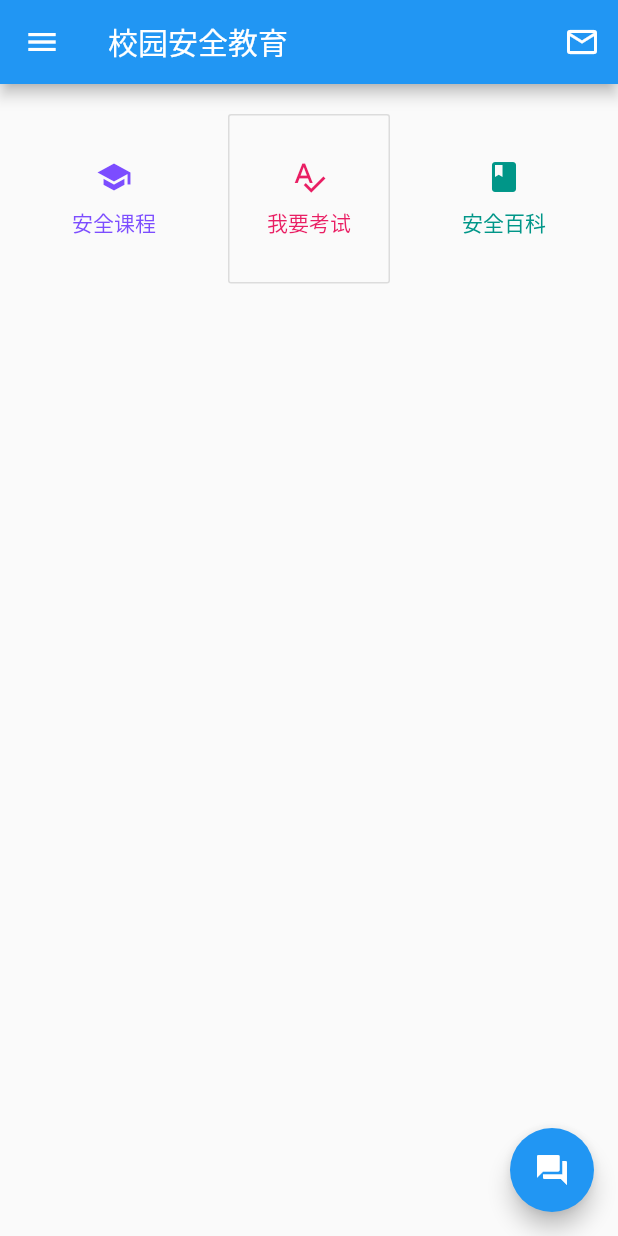
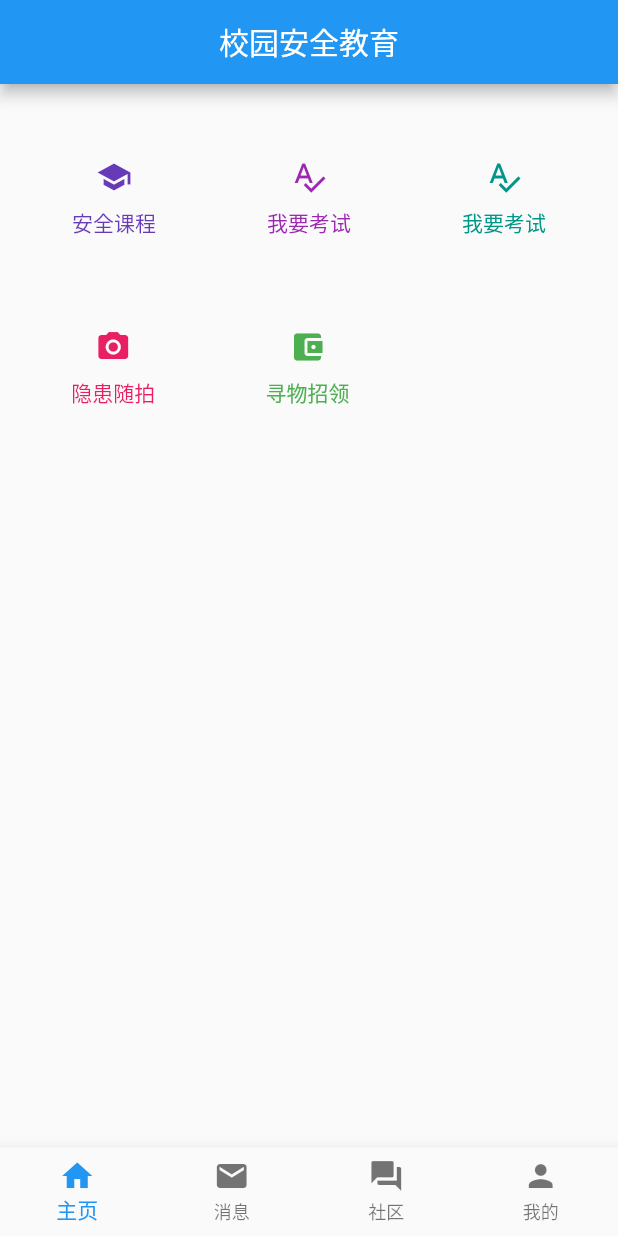
Before and after one commit to DongyunLee/campus_security_education, a Flutter app: the screen it shows after launch, on a phone screen of 412 x 824 dp. Run offline on Flutter 3.47's test engine with Material 2 defaults, Android fonts, the phone set to English and light mode, and no system bars.

Commit message:
初步实现了底部导航的页面跳转
TODO 需要改为直接跳转，而不是新打开一个View

```diff
--- /dev/null
+++ b/lib/common/bottom_bar.dart
@@ -0,0 +1,56 @@
+import 'package:flutter/material.dart';
+
+class BottomBar extends StatefulWidget {
+  final int index;
+
+  const BottomBar({Key key, this.index}) : super(key: key);
+
+  @override
+  State<StatefulWidget> createState() => _BottomBarState();
+}
+
+class _BottomBarState extends State<BottomBar> {
+  int _currentIndex = 0;
+
+  static const Map _index2Route = {
+    0: '/home',
+    1: '/msg',
+    2: '/community',
+    3: '/mine'
+  };
+
+  void _onItemTapped(int index) {
+    if (mounted) {
+      Navigator.of(context).pushNamed(_index2Route[index]);
+    }
+  }
+
+  @override
+  Widget build(BuildContext context) {
+    return BottomNavigationBar(
+      type: BottomNavigationBarType.fixed,
+      iconSize: 24.0,
+      onTap: _onItemTapped,
+      currentIndex: widget.index ?? _currentIndex,
+      fixedColor: Theme.of(context).accentColor,
+      items: <BottomNavigationBarItem>[
+        BottomNavigationBarItem(
+          icon: Icon(Icons.home),
+          title: Text('主页'),
+        ),
+        BottomNavigationBarItem(
+          icon: Icon(Icons.markunread),
+          title: Text('消息'),
+        ),
+        BottomNavigationBarItem(
+          icon: Icon(Icons.forum),
+          title: Text('社区'),
+        ),
+        BottomNavigationBarItem(
+          icon: Icon(Icons.person),
+          title: Text('我的'),
+        )
+      ],
+    );
+  }
+}
--- a/lib/home.dart
+++ b/lib/home.dart
@@ -1,3 +1,4 @@
+import 'package:campus_security_education/common/bottom_bar.dart';
 import 'package:campus_security_education/home/banner.dart';
 import 'package:campus_security_education/home/button_group.dart';
 import 'package:flutter/material.dart';
@@ -17,30 +18,11 @@ class _HomePageState extends State<HomePage>
   Widget build(BuildContext context) {
     return Scaffold(
       appBar: AppBar(
-        title: Text(widget.title),
-        actions: <Widget>[
-          IconButton(icon: Icon(Icons.mail_outline), onPressed: () {})
-        ],
+          centerTitle: true,
+          title: Text(widget.title)
       ),
-      floatingActionButton: FloatingActionButton(
-        onPressed: () {},
-        child: Icon(Icons.forum),
-        tooltip: '社区',
-        //backgroundColor: Colors.cyan,
-      ),
-      drawer: Drawer(
-        child: Column(
-          children: <Widget>[
-            const UserAccountsDrawerHeader(
-              accountName: Text('李东云'),
-              accountEmail: Text('li_dongyun@outlook.com'),
-              currentAccountPicture: CircleAvatar(
-                backgroundColor: Colors.pinkAccent,
-              ),
-              margin: EdgeInsets.zero,
-            )
-          ],
-        ),
+      bottomNavigationBar: BottomBar(
+        index: 0,
       ),
       body: Column(
         children: <Widget>[BannerView(), ButtonGroup()],
--- a/lib/home/button_group.dart
+++ b/lib/home/button_group.dart
@@ -1,10 +1,9 @@
-import 'package:campus_security_education/common/icon_n_text_button.dart';
+import 'package:campus_security_education/pack/icon_n_text_button.dart';
 import 'package:flutter/material.dart';
 
 class ButtonGroup extends StatelessWidget {
   @override
   Widget build(BuildContext context) {
-    // const border_color = Colors.limeAccent;
     return Column(
       children: <Widget>[
         SizedBox(
@@ -15,29 +14,49 @@ class ButtonGroup extends StatelessWidget {
           mainAxisSize: MainAxisSize.max,
           children: <Widget>[
             IconTextButton(
-              color: Colors.deepPurpleAccent,
-//              borderColor: border_color,
-              btnType: BtnType.flat,
               icon: Icon(Icons.school),
               label: Text('安全课程'),
+              color: Colors.deepPurple,
+              btnType: BtnType.flat,
               onPress: () {},
             ),
             IconTextButton(
-              color: Colors.pink,
-//              borderColor: border_color,
-              btnType: BtnType.outline,
               icon: Icon(Icons.spellcheck),
               label: Text('我要考试'),
+              color: Colors.purple,
+              btnType: BtnType.flat,
               onPress: () {},
             ),
             IconTextButton(
+              icon: Icon(Icons.spellcheck),
+              label: Text('我要考试'),
               color: Colors.teal,
-//              borderColor: border_color,
               btnType: BtnType.flat,
-              icon: Icon(Icons.book),
-              label: Text('安全百科'),
               onPress: () {},
             ),
+          ],
+        ),
+        Row(
+          mainAxisAlignment: MainAxisAlignment.spaceEvenly,
+          mainAxisSize: MainAxisSize.max,
+          children: <Widget>[
+            IconTextButton(
+              icon: Icon(Icons.camera_alt),
+              label: Text('隐患随拍'),
+              color: Colors.pink,
+              btnType: BtnType.flat,
+              onPress: () {},
+            ), IconTextButton(
+              icon: Icon(Icons.account_balance_wallet),
+              label: Text('寻物招领'),
+              color: Colors.green,
+              btnType: BtnType.flat,
+              onPress: () {},
+            ),
+            Container(
+              alignment: Alignment.center,
+              width: 110.0,
+            )
           ],
         )
       ],
--- a/lib/main.dart
+++ b/lib/main.dart
@@ -1,4 +1,7 @@
+import 'package:campus_security_education/community.dart';
 import 'package:campus_security_education/home.dart';
+import 'package:campus_security_education/mine.dart';
+import 'package:campus_security_education/msg.dart';
 import 'package:flutter/material.dart';
 
 void main() => runApp(MyApp());
@@ -13,6 +16,15 @@ class MyApp extends StatelessWidget {
         primarySwatch: Colors.blue,
       ),
       home: HomePage(title: '校园安全教育'),
+      routes: {
+        '/home': (BuildContext context) =>
+            HomePage(
+              title: '首页',
+            ),
+        '/msg': (BuildContext context) => Msg(),
+        '/community': (BuildContext context) => Community(),
+        '/mine': (BuildContext context) => Mine()
+      },
     );
   }
 }
--- a/lib/common/icon_n_text_button.dart
+++ b/lib/pack/icon_n_text_button.dart
@@ -29,7 +29,7 @@ class IconTextButton extends StatefulWidget {
   /// The text you will display under the icon
   /// 图标下的文字
   ///
-  final label;
+  final Text label;
 
   ///
   /// The size of whole button
@@ -57,6 +57,12 @@ class IconTextButton extends StatefulWidget {
 
   final Color borderColor;
 
+  ///
+  /// If you want the Ink Splash
+  /// 是否需要墨水溅射效果
+  ///
+  final bool splash;
+
   const IconTextButton(
       {Key key,
         @required this.icon,
@@ -66,7 +72,8 @@ class IconTextButton extends StatefulWidget {
       this.bgColor,
       this.btnType,
         @required this.onPress,
-        this.borderColor})
+        this.borderColor,
+        this.splash})
       : super(key: key);
 
   @override
@@ -80,6 +87,8 @@ class IconTextButton extends StatefulWidget {
 class _IconTextButtonState extends State<IconTextButton> {
   @override
   Widget build(BuildContext context) {
+    var splash = widget.splash ?? false;
+
     ///
     /// The detail of our button
     /// 按钮的内部实现
@@ -110,7 +119,7 @@ class _IconTextButtonState extends State<IconTextButton> {
           ),
           child: OutlineButton(
             child: wid,
-            splashColor: widget.color,
+            splashColor: splash ? widget.color : null,
             textColor: widget.color,
             borderSide: widget.borderColor != null
                 ? BorderSide(color: widget.borderColor)
@@ -122,7 +131,7 @@ class _IconTextButtonState extends State<IconTextButton> {
         return FlatButton(
           child: wid,
           textColor: widget.color,
-          splashColor: widget.color,
+          splashColor: splash ? widget.color : null,
           color: widget.bgColor,
           onPressed: widget.onPress,
         );
@@ -136,7 +145,7 @@ class _IconTextButtonState extends State<IconTextButton> {
             child: IconButton(
               icon: widget.icon,
               color: widget.color,
-              splashColor: widget.color,
+              splashColor: splash ? widget.color : null,
               tooltip: widget.label.data,
               onPressed: widget.onPress,
             ),
@@ -146,7 +155,7 @@ class _IconTextButtonState extends State<IconTextButton> {
         return RaisedButton(
           child: wid,
           textColor: widget.color,
-          splashColor: widget.color,
+          splashColor: splash ? widget.color : null,
           color: widget.bgColor,
           onPressed: widget.onPress,
         );
```
Also changed, not shown: lib/common/title_bar.dart (added, +27 -0 lines), lib/community.dart (added, +18 -0 lines), lib/mine.dart (added, +18 -0 lines), lib/msg.dart (added, +18 -0 lines). Lines whose indentation alone changed are shown as unchanged.
